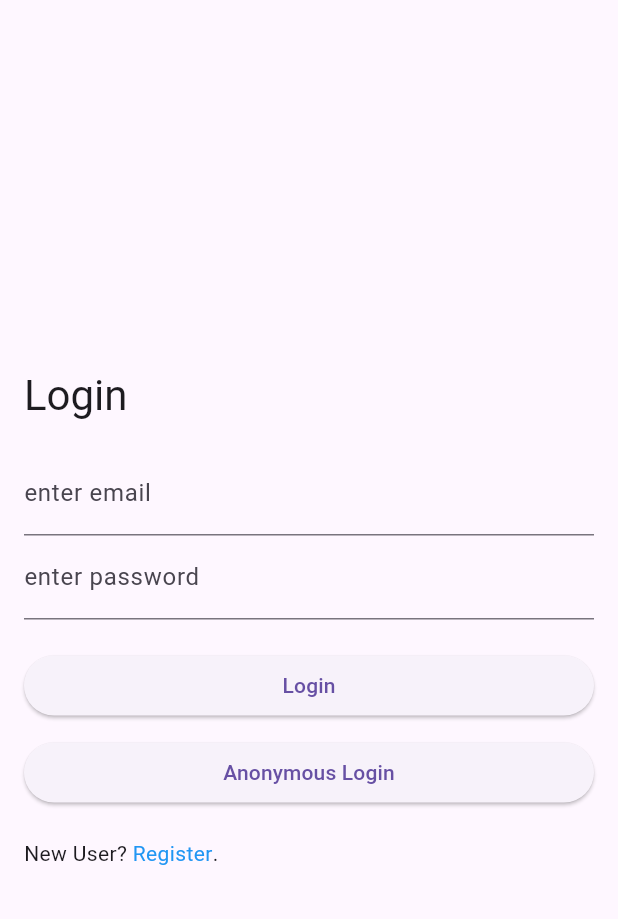
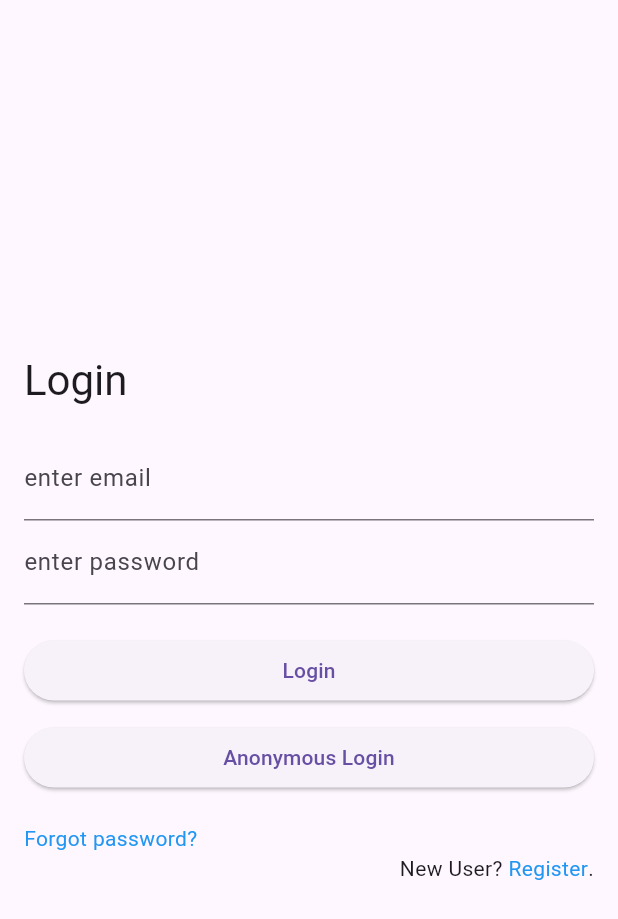
Before and after one commit to Moamen-Keshk/moamen-keshk.github.io, a Flutter app: the LoginPage screen opened directly, on a phone screen of 412 x 824 dp. Shown: the top 919 px of the screen. Run offline on Flutter 3.47's test engine with Material 3 defaults, Android fonts, the phone set to English and light mode, and no system bars; our stand-ins replace appwrite, cloud_firestore, firebase_auth, firebase_core, flutter_riverpod, hive_flutter and 1 more; accounts and stored records are empty; network calls fail.

Commit message:
resest password

```diff
--- a/flutter_academy/lib/app/auth/views/login.view.dart
+++ b/flutter_academy/lib/app/auth/views/login.view.dart
@@ -88,7 +88,18 @@ class _LoginViewState extends State<LoginView> {
               );
             }),
             const SizedBox(height: 20.0),
-            Wrap(
+            Wrap(children: <Widget>[
+              InkWell(
+                onTap: () => {routerDelegate.go('/reset_password')},
+                child: const Text(
+                  'Forgot password?',
+                  style: TextStyle(color: Colors.blue),
+                ),
+              ),
+            ]),
+            Align(
+              alignment: Alignment.topRight,
+              child: Wrap(
                 children: <Widget>[
                   const Text('New User? '),
                   InkWell(
@@ -100,7 +111,8 @@ class _LoginViewState extends State<LoginView> {
                   ),
                   const Text('.'),
                 ],
-            )
+              ),
+            ),
           ],
         ),
       ),
--- a/flutter_academy/lib/app/courses/routes/router_delegate.router.dart
+++ b/flutter_academy/lib/app/courses/routes/router_delegate.router.dart
@@ -2,6 +2,7 @@ import 'dart:async';
 
 import 'package:flutter/material.dart';
 import 'package:flutter_academy/app/auth/pages/email_verification.page.dart';
+import 'package:flutter_academy/app/auth/pages/reset_password.page.dart';
 import 'package:flutter_academy/app/auth/pages/login.page.dart';
 import 'package:flutter_academy/app/auth/pages/register.page.dart';
 import 'package:flutter_academy/app/auth/view_models/auth.vm.dart';
@@ -86,6 +87,12 @@ class AppRouterDelegate extends RouterDelegate<Uri>
           key: ValueKey('email_verification'),
         ));
         break;
+      case 'reset_password':
+        pages.add(const MaterialPage(
+          child: ResetPasswordPage(),
+          key: ValueKey('reset_password'),
+        ));
+        break;
       case 'load_courses':
         pages.add(const MaterialPage(
           child: LoadCourses(),
```
Also changed, not shown: flutter_academy/lib/app/auth/pages/reset_password.page.dart (added, +13 -0 lines), flutter_academy/lib/app/auth/view_models/auth.vm.dart (+11 -0 lines), flutter_academy/lib/app/auth/views/reset_password.view.dart (added, +86 -0 lines). Lines whose indentation alone changed are shown as unchanged.
